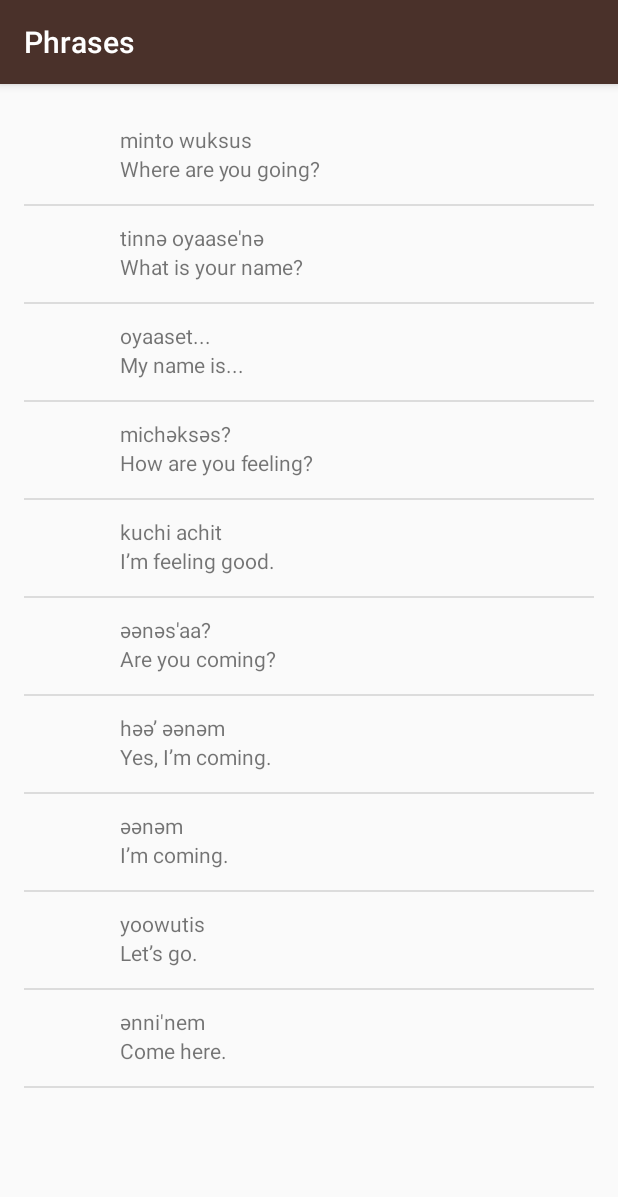
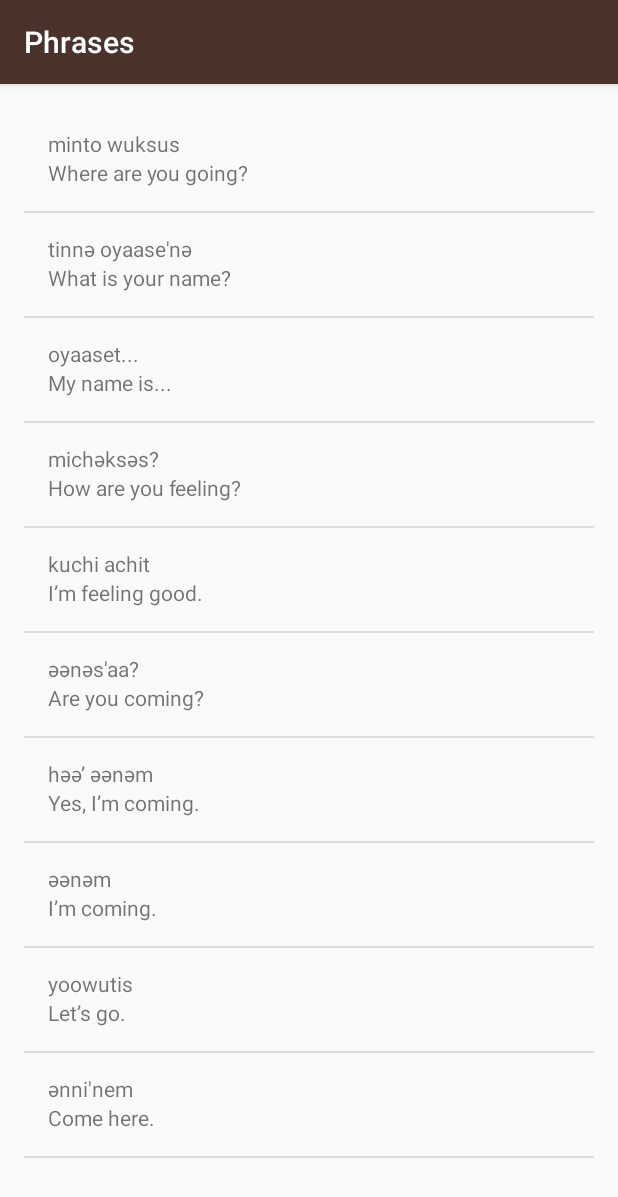
Before and after one commit to OwaisChunawala/Miwok, an Android app: the PhrasesActivity screen opened directly, with no data from a screen before it, on a phone screen of 412 x 824 dp. Shown: the top 1197 px of the screen. Run offline under Robolectric (Android 15) with nearby library versions, the phone set to English and light mode, and no system bars.

Commit message:
fixed phrases

```diff
--- a/app/src/main/java/com/example/android/miwok/Word.java
+++ b/app/src/main/java/com/example/android/miwok/Word.java
@@ -9,7 +9,9 @@ import android.widget.ImageView;
 public class Word {
     private String mDefaultTranslation;
     private String mMiwokTranslation;
-    private int mImageResourceID;
+    private int mImageResourceID = NO_IMAGE_PROVIDED;
+
+    private static final int NO_IMAGE_PROVIDED = -1;
 
     public Word(String defaultTranslation, String miwokTranslation){
         mDefaultTranslation = defaultTranslation;
@@ -33,4 +35,8 @@ public class Word {
     public int getImageResourceID() {
         return mImageResourceID;
     }
+
+    public boolean hasImage(){
+        return mImageResourceID != NO_IMAGE_PROVIDED;
+    }
 }
--- a/app/src/main/java/com/example/android/miwok/WordAdapter.java
+++ b/app/src/main/java/com/example/android/miwok/WordAdapter.java
@@ -53,7 +53,15 @@ public class WordAdapter extends ArrayAdapter<Word> {
         ImageView imageView = (ImageView) listItemView.findViewById(R.id.image);
         // Get the image resource ID from the current Word object and
         // set the image to iconView
-        imageView.setImageResource(currentWord.getImageResourceID());
+        if(currentWord.hasImage()) {
+            imageView.setImageResource(currentWord.getImageResourceID());
+
+            // make sure that the view is visible
+            imageView.setVisibility(View.VISIBLE);
+        }
+        else{
+            imageView.setVisibility(View.GONE);
+        }
 
 
         // Return the whole list item layout (containing 2 TextViews and an ImageView)
--- a/app/src/main/res/layout/list_item.xml
+++ b/app/src/main/res/layout/list_item.xml
@@ -18,7 +18,8 @@
         android:layout_height="match_parent"
         android:orientation="vertical"
         android:paddingLeft="16dp"
-        android:paddingTop="5dp">
+        android:layout_marginTop="8dp"
+        android:layout_marginBottom="16dp">
 
         <TextView
             android:id="@+id/miwok_text_view"
```
